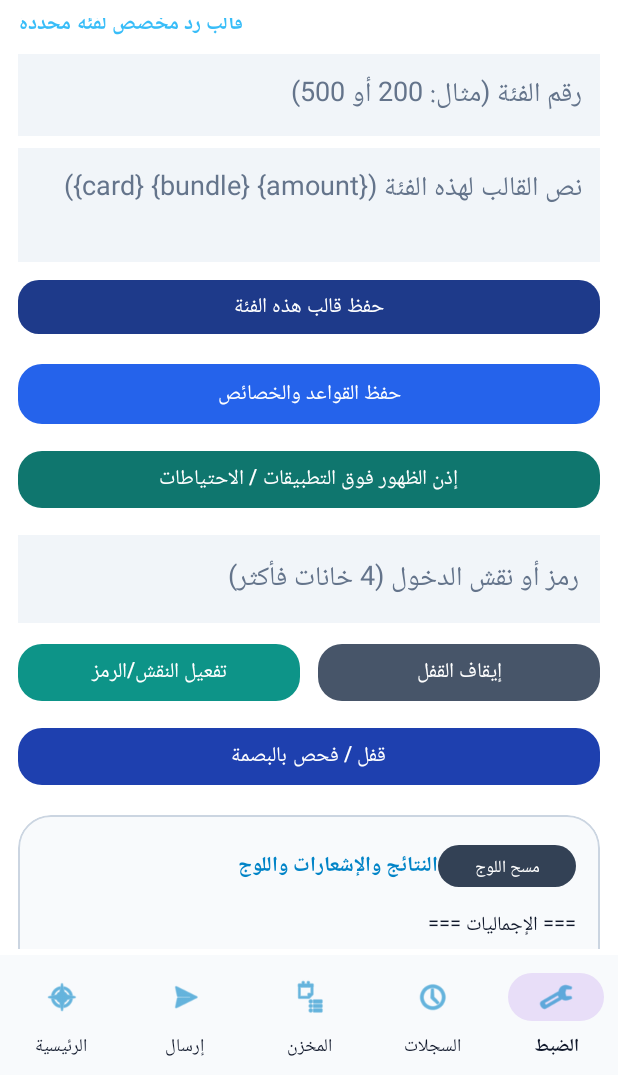
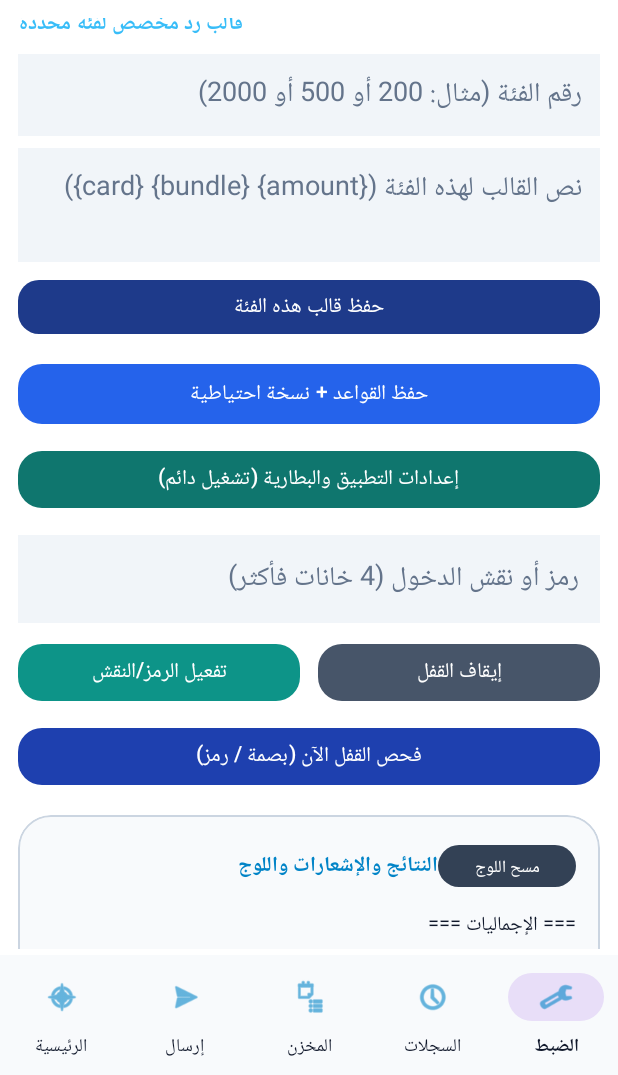
Before and after one commit to aymenpro7773-ship-it/taskerconnect-, an Android app: the screen it shows after launch (MainActivity), item 5 of the bottom bar chosen, on a phone screen of 412 x 824 dp, the part 161-1236 px from its top. Run offline under Robolectric (Android 15) with nearby library versions, the phone set to English and light mode, and no system bars; our stand-ins replace Room's generated code.

Commit message:
Revise hints and text in activity_main.xml
Updated various hints and text in the layout file for better clarity and accuracy. Adjusted button texts and layout properties for improved user experience.

```diff
--- a/app/src/main/res/layout/activity_main.xml
+++ b/app/src/main/res/layout/activity_main.xml
@@ -304,7 +304,7 @@
                         android:layout_marginTop="10dp"
                         android:background="@color/night_input_bg"
                         android:gravity="top"
-                        android:hint="اختياري: اكتب الفئة فقط (مثل 100 أو 500) أو نص رسالة"
+                        android:hint="اختياري: اكتب الفئة فقط (مثل 100 أو 500 أو 2000)"
                         android:lines="2"
                         android:padding="14dp"
                         android:textColor="@color/night_text_primary"
@@ -341,7 +341,7 @@
                     </LinearLayout>
                 </LinearLayout>
 
-                <!-- 3) قسم المخزن والملفات والفئات -->
+                <!-- 3) قسم المخزن والملفات وإدارة الكروت -->
                 <LinearLayout
                     android:id="@+id/sectionStock"
                     android:layout_width="match_parent"
@@ -352,7 +352,7 @@
                     <TextView
                         android:layout_width="wrap_content"
                         android:layout_height="wrap_content"
-                        android:text="المخزن والملفات وإدارة الفئات"
+                        android:text="المخزن والملفات وقائمة الكروت"
                         android:textColor="@color/night_accent_primary"
                         android:textSize="16sp"
                         android:textStyle="bold" />
@@ -362,16 +362,17 @@
                         android:layout_height="wrap_content"
                         android:layout_marginTop="10dp"
                         android:orientation="horizontal"
-                        android:weightSum="4">
+                        android:weightSum="5">
 
                         <com.google.android.material.button.MaterialButton
                             android:id="@+id/btnCat100"
                             android:layout_width="0dp"
                             android:layout_height="40dp"
-                            android:layout_marginEnd="4dp"
+                            android:layout_marginEnd="3dp"
                             android:layout_weight="1"
                             android:text="100"
                             android:textColor="#FFFFFF"
+                            android:textSize="12sp"
                             app:backgroundTint="#1E40AF"
                             app:cornerRadius="12dp" />
 
@@ -379,10 +380,11 @@
                             android:id="@+id/btnCat200"
                             android:layout_width="0dp"
                             android:layout_height="40dp"
-                            android:layout_marginEnd="4dp"
+                            android:layout_marginEnd="3dp"
                             android:layout_weight="1"
                             android:text="200"
                             android:textColor="#FFFFFF"
+                            android:textSize="12sp"
                             app:backgroundTint="#1E40AF"
                             app:cornerRadius="12dp" />
 
@@ -390,10 +392,11 @@
                             android:id="@+id/btnCat500"
                             android:layout_width="0dp"
                             android:layout_height="40dp"
-                            android:layout_marginEnd="4dp"
+                            android:layout_marginEnd="3dp"
                             android:layout_weight="1"
                             android:text="500"
                             android:textColor="#FFFFFF"
+                            android:textSize="12sp"
                             app:backgroundTint="#1E40AF"
                             app:cornerRadius="12dp" />
 
@@ -401,10 +404,23 @@
                             android:id="@+id/btnCat1000"
                             android:layout_width="0dp"
                             android:layout_height="40dp"
+                            android:layout_marginEnd="3dp"
                             android:layout_weight="1"
                             android:text="1000"
                             android:textColor="#FFFFFF"
+                            android:textSize="11sp"
                             app:backgroundTint="#1E40AF"
+                            app:cornerRadius="12dp" />
+
+                        <com.google.android.material.button.MaterialButton
+                            android:id="@+id/btnCat2000"
+                            android:layout_width="0dp"
+                            android:layout_height="40dp"
+                            android:layout_weight="1"
+                            android:text="2000"
+                            android:textColor="#FFFFFF"
+                            android:textSize="11sp"
+                            app:backgroundTint="#0F766E"
                             app:cornerRadius="12dp" />
                     </LinearLayout>
 
@@ -414,8 +430,9 @@
                         android:layout_height="wrap_content"
                         android:layout_marginTop="10dp"
                         android:background="@color/night_input_bg"
-                        android:hint="الفئة الحالية (مثال: 100 أو 200)"
+                        android:hint="الفئة الحالية (مثبتة افتراضياً على 100)"
                         android:padding="14dp"
+                        android:text="100"
                         android:textColor="@color/night_text_primary"
                         android:textColorHint="@color/night_text_hint" />
 
@@ -426,8 +443,8 @@
                         android:layout_marginTop="10dp"
                         android:background="@color/night_input_bg"
                         android:gravity="top"
-                        android:hint="أدخل الأكواد (كود بكل سطر)..."
-                        android:lines="4"
+                        android:hint="أدخل أكواداً جديدة للإضافة (كود بكل سطر)..."
+                        android:lines="3"
                         android:padding="14dp"
                         android:textColor="@color/night_text_primary"
                         android:textColorHint="@color/night_text_hint" />
@@ -456,7 +473,7 @@
                             android:layout_height="46dp"
                             android:layout_marginStart="6dp"
                             android:layout_weight="1"
-                            android:text="عرض/تحديث الفئة"
+                            android:text="تعديل / حذف كرت"
                             android:textColor="#FFFFFF"
                             app:backgroundTint="#0284C7"
                             app:cornerRadius="16dp" />
@@ -504,7 +521,7 @@
                     <TextView
                         android:layout_width="wrap_content"
                         android:layout_height="wrap_content"
-                        android:text="تقرير البيع والاستلام والزبائن والأرشيف"
+                        android:text="تقرير البيع والاستلام والزبائن والـ PDF"
                         android:textColor="@color/night_accent_primary"
                         android:textSize="16sp"
                         android:textStyle="bold" />
@@ -554,7 +571,7 @@
                             android:layout_width="0dp"
                             android:layout_height="46dp"
                             android:layout_weight="1"
-                            android:text="الأرشيف"
+                            android:text="تصدير PDF"
                             android:textColor="#FFFFFF"
                             app:backgroundTint="#0284C7"
                             app:cornerRadius="14dp" />
@@ -575,7 +592,7 @@
                         android:layout_height="wrap_content"
                         android:layout_marginTop="8dp"
                         android:background="@color/night_input_bg"
-                        android:hint="المفتاح أو الرقم الظاهر (مثال: 775137807 أو 617)"
+                        android:hint="المفتاح أو الرقم المختصر الظاهر (مثال: 775137807 أو 617)"
                         android:inputType="number"
                         android:padding="12dp"
                         android:textColor="@color/night_text_primary"
@@ -604,7 +621,7 @@
                         app:cornerRadius="16dp" />
                 </LinearLayout>
 
-                <!-- 5) قسم الضبط والقوالب والاحتياطات والبصمة والنقش -->
+                <!-- 5) قسم الضبط والقوالب والنسخة الاحتياطية والأمان -->
                 <LinearLayout
                     android:id="@+id/sectionSettings"
                     android:layout_width="match_parent"
@@ -615,7 +632,7 @@
                     <TextView
                         android:layout_width="wrap_content"
                         android:layout_height="wrap_content"
-                        android:text="الضبط والقوالب والاحتياطات والأمان"
+                        android:text="الضبط والنسخة الاحتياطية والأمان"
                         android:textColor="@color/night_accent_primary"
                         android:textSize="16sp"
                         android:textStyle="bold" />
@@ -722,7 +739,7 @@
                         android:layout_height="wrap_content"
                         android:layout_marginTop="8dp"
                         android:background="@color/night_input_bg"
-                        android:hint="رقم الفئة (مثال: 200 أو 500)"
+                        android:hint="رقم الفئة (مثال: 200 أو 500 أو 2000)"
                         android:inputType="number"
                         android:padding="12dp"
                         android:textColor="@color/night_text_primary"
@@ -756,7 +773,7 @@
                         android:layout_width="match_parent"
                         android:layout_height="48dp"
                         android:layout_marginTop="12dp"
-                        android:text="حفظ القواعد والخصائص"
+                        android:text="حفظ القواعد + نسخة احتياطية"
                         android:textColor="#FFFFFF"
                         app:backgroundTint="#2563EB"
                         app:cornerRadius="16dp" />
@@ -766,7 +783,7 @@
                         android:layout_width="match_parent"
                         android:layout_height="46dp"
                         android:layout_marginTop="10dp"
-                        android:text="إذن الظهور فوق التطبيقات / الاحتياطات"
+                        android:text="إعدادات التطبيق والبطارية (تشغيل دائم)"
                         android:textColor="#FFFFFF"
                         app:backgroundTint="#0F766E"
                         app:cornerRadius="16dp" />
@@ -795,7 +812,7 @@
                             android:layout_height="46dp"
                             android:layout_marginEnd="6dp"
                             android:layout_weight="1"
-                            android:text="تفعيل النقش/الرمز"
+                            android:text="تفعيل الرمز/النقش"
                             android:textColor="#FFFFFF"
                             app:backgroundTint="#0D9488"
                             app:cornerRadius="16dp" />
@@ -817,7 +834,7 @@
                         android:layout_width="match_parent"
                         android:layout_height="46dp"
                         android:layout_marginTop="10dp"
-                        android:text="قفل / فحص بالبصمة"
+                        android:text="فحص القفل الآن (بصمة / رمز)"
                         android:textColor="#FFFFFF"
                         app:backgroundTint="#1E40AF"
                         app:cornerRadius="16dp" />
```
